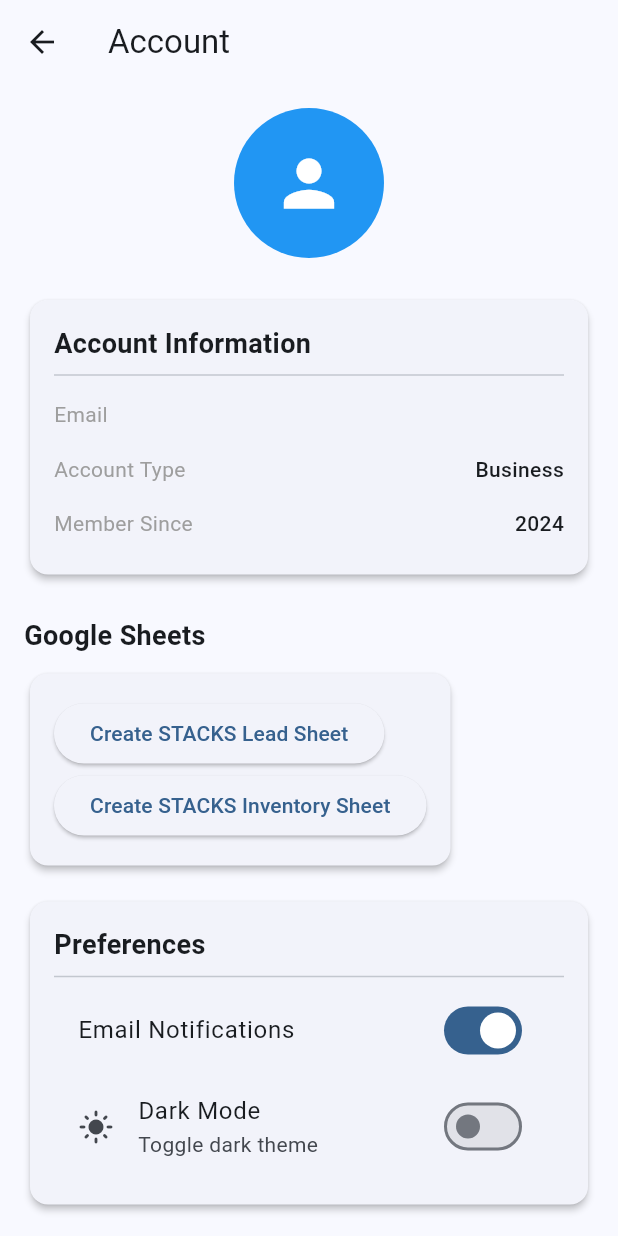
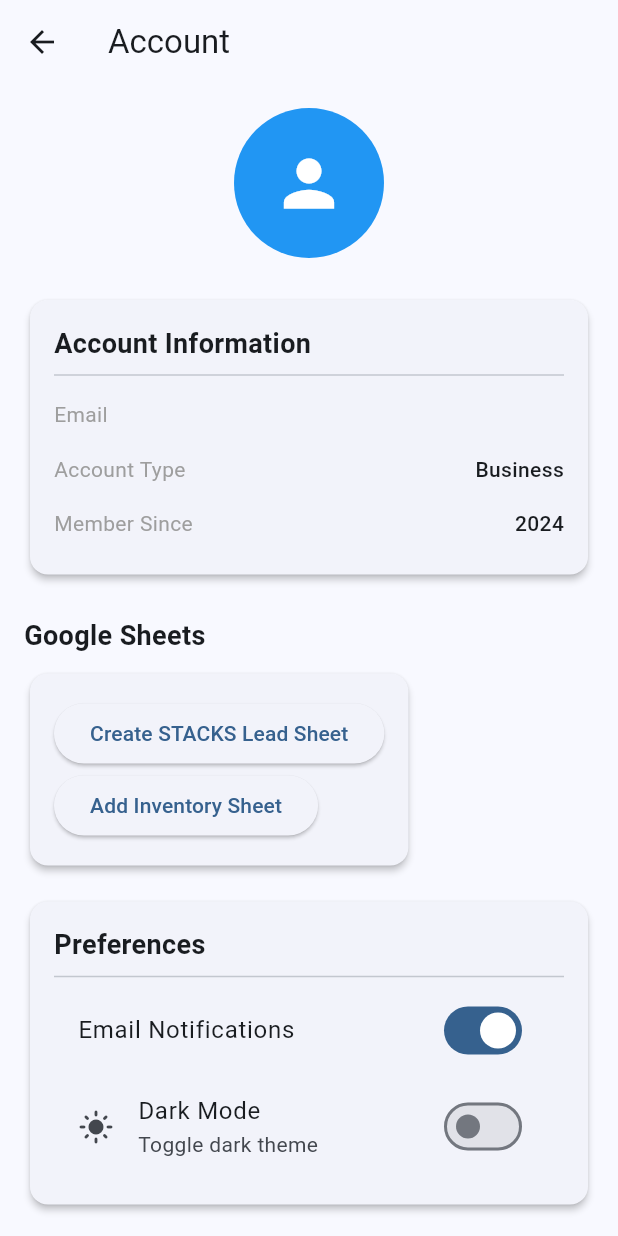
Before and after one commit to JJBrownHere/StackFlutter1, a Flutter app: the AccountScreen screen opened by its route, on a phone screen of 412 x 824 dp. Run offline on Flutter 3.47's test engine with Material 3 defaults, Android fonts, the phone set to English and light mode, and no system bars; our stand-ins replace app_links, flutter_svg, google_sign_in, image_picker, permission_handler, sign_in_with_apple and 1 more; missing offline and left inert: dart:html; accounts and stored records are empty.

Commit message:
Inventory Sheet Implemented

```diff
--- a/FProjects/BuyBackTools/lib/screens/account_screen.dart
+++ b/FProjects/BuyBackTools/lib/screens/account_screen.dart
@@ -32,7 +32,7 @@ class _AccountScreenState extends State<AccountScreen> {
           .eq('id', user.id)
           .maybeSingle();
       final sheets = await Supabase.instance.client
-          .from('sheets')
+          .from('leadsSheets')
           .select()
           .eq('user_id', user.id);
       setState(() {
@@ -51,7 +51,7 @@ class _AccountScreenState extends State<AccountScreen> {
     final sheetId = DateTime.now().millisecondsSinceEpoch.toString(); // Placeholder
     final user = Supabase.instance.client.auth.currentUser;
     if (user != null) {
-      await Supabase.instance.client.from('sheets').insert({
+      await Supabase.instance.client.from('leadsSheets').insert({
         'user_id': user.id,
         'type': type,
         'sheet_id': sheetId,
@@ -67,6 +67,48 @@ class _AccountScreenState extends State<AccountScreen> {
       (s) => s['type'] == type,
       orElse: () => {},
     );
+    if (type == 'inventory') {
+      // Check if inventory sheet is linked in inventorySheets
+      final user = Supabase.instance.client.auth.currentUser;
+      return FutureBuilder<List<dynamic>>(
+        future: user == null
+            ? Future.value([])
+            : Supabase.instance.client
+                .from('inventorySheets')
+                .select()
+                .eq('user_id', user.id)
+                .order('created_at', ascending: false)
+                .limit(1),
+        builder: (context, snapshot) {
+          if (snapshot.connectionState != ConnectionState.done) {
+            return const CircularProgressIndicator();
+          }
+          final inventorySheets = snapshot.data ?? [];
+          if (inventorySheets.isEmpty) {
+            // Not linked: button navigates to inventory page
+            return ElevatedButton(
+              onPressed: () {
+                Navigator.of(context).pushNamed('/inventory-summary');
+              },
+              child: const Text('Add Inventory Sheet'),
+            );
+          } else {
+            // Linked: show link out to Google Sheet
+            final sheetId = inventorySheets[0]['sheet_id'];
+            return ListTile(
+              title: const Text('Inventory Sheet: Connected'),
+              trailing: IconButton(
+                icon: const Icon(Icons.open_in_new),
+                onPressed: () {
+                  final url = 'https://docs.google.com/spreadsheets/d/$sheetId';
+                  launchUrl(Uri.parse(url));
+                },
+              ),
+            );
+          }
+        },
+      );
+    } else {
       if (sheet.isEmpty) {
         return ElevatedButton(
           onPressed: () => _createSheet(type, label),
@@ -75,7 +117,7 @@ class _AccountScreenState extends State<AccountScreen> {
       } else {
         return ListTile(
           title: Text('$label: Connected'),
-        subtitle: Text(sheet['sheet_name'] ?? ''),
+          subtitle: Text(sheet['sheet_name'] ?? sheet['sheet_id'] ?? ''),
           trailing: IconButton(
             icon: const Icon(Icons.open_in_new),
             onPressed: () {
@@ -84,6 +126,7 @@ class _AccountScreenState extends State<AccountScreen> {
             },
           ),
         );
+      }
     }
   }
 
```
Also changed, not shown: FProjects/BuyBackTools/lib/screens/inventory_summary_screen.dart (+78 -3 lines), FProjects/BuyBackTools/lib/services/sheet_service.dart (+11 -7 lines), 66 other files. Lines whose indentation alone changed are shown as unchanged.
